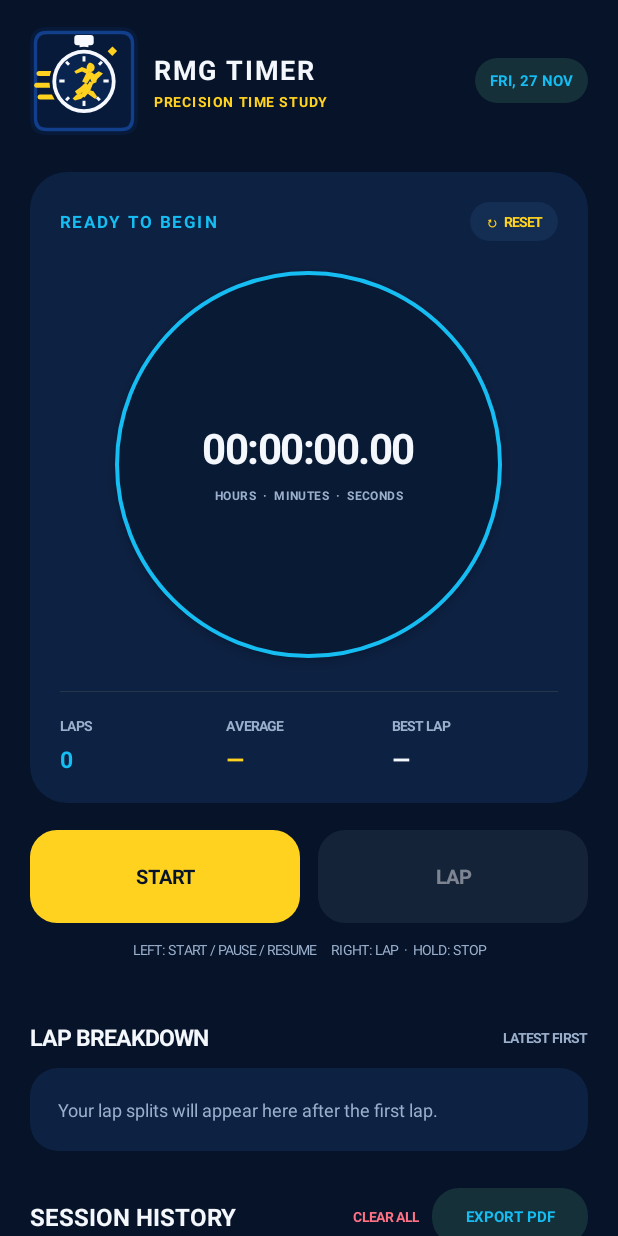
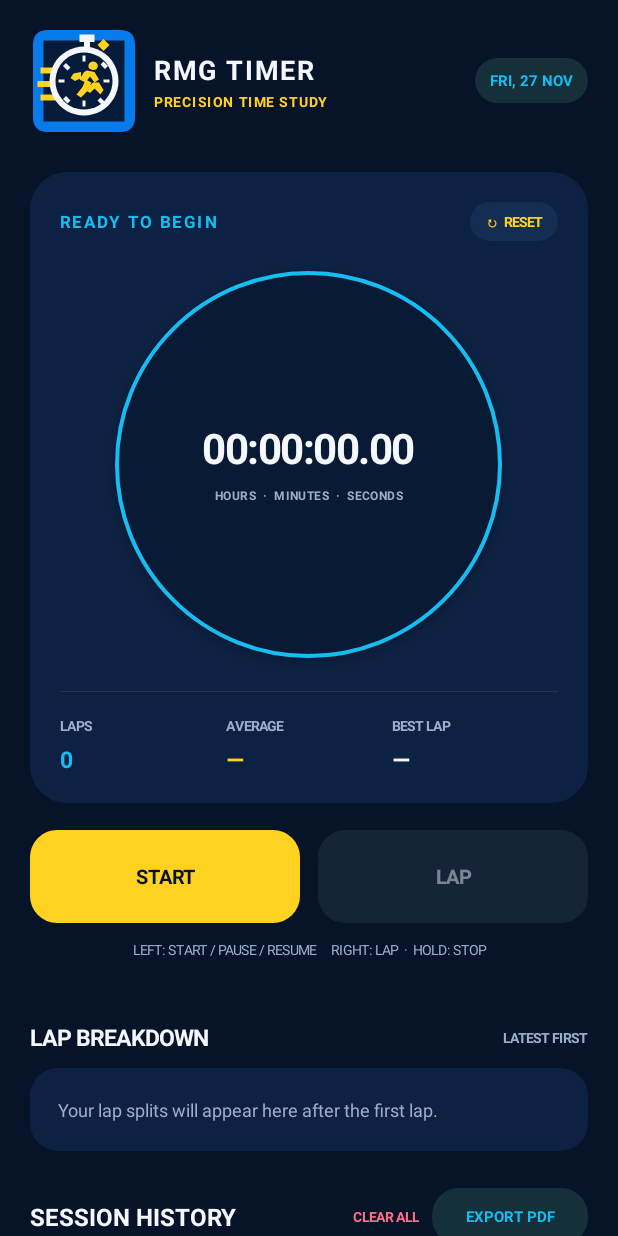
Before and after one commit to safolotatelecom/ChronoFlow, an Android app: the screen it shows after launch (MainActivity), on a phone screen of 412 x 824 dp. Run offline under Robolectric (Android 15) with nearby library versions, the phone set to English and light mode, and no system bars.

Commit message:
Update rmg_logo.xml

```diff
--- a/app/src/main/res/drawable/rmg_logo.xml
+++ b/app/src/main/res/drawable/rmg_logo.xml
@@ -1,42 +1,38 @@
 <vector xmlns:android="http://schemas.android.com/apk/res/android"
-    android:width="96dp"
-    android:height="96dp"
-    android:viewportWidth="512"
-    android:viewportHeight="512">
+    android:width="72dp"
+    android:height="72dp"
+    android:viewportWidth="72"
+    android:viewportHeight="72">
 
-    <!-- Deep navy rounded-square brand tile -->
-    <path android:fillColor="#071A3A" android:pathData="M80,0 L432,0 Q512,0 512,80 L512,432 Q512,512 432,512 L80,512 Q0,512 0,432 L0,80 Q0,0 80,0 Z" />
-    <path android:fillColor="#123F8C" android:pathData="M80,18 L432,18 Q494,18 494,80 L494,432 Q494,494 432,494 L80,494 Q18,494 18,432 L18,80 Q18,18 80,18 Z" />
-    <path android:fillColor="#071A3A" android:pathData="M80,34 L432,34 Q478,34 478,80 L478,432 Q478,478 432,478 L80,478 Q34,478 34,432 L34,80 Q34,34 80,34 Z" />
+    <!-- Rounded blue app mark -->
+    <path
+        android:fillColor="#071D43"
+        android:pathData="M12,2 L60,2 Q70,2 70,12 L70,60 Q70,70 60,70 L12,70 Q2,70 2,60 L2,12 Q2,2 12,2 Z" />
+    <path
+        android:fillColor="#087BEA"
+        android:pathData="M12,2 L60,2 Q70,2 70,12 L70,60 Q70,70 60,70 L12,70 Q2,70 2,60 L2,12 Q2,2 12,2 Z" />
+    <path
+        android:fillColor="#061A3A"
+        android:pathData="M9,9 L63,9 L63,63 L9,63 Z" />
 
-    <!-- Stopwatch crown and top stem -->
-    <path android:fillColor="#F7F9FF" android:pathData="M224,38 L288,38 Q302,38 302,52 L302,72 Q302,86 288,86 L224,86 Q210,86 210,72 L210,52 Q210,38 224,38 Z" />
-    <path android:fillColor="#F7F9FF" android:pathData="M235,78 L277,78 L277,119 L235,119 Z" />
+    <!-- Speed marks -->
+    <path android:fillColor="#FFD21F" android:pathData="M7,27 L19,27 L19,31 L7,31 Z" />
+    <path android:fillColor="#FFD21F" android:pathData="M5,36 L17,36 L17,40 L5,40 Z" />
+    <path android:fillColor="#FFD21F" android:pathData="M7,45 L19,45 L19,49 L7,49 Z" />
 
-    <!-- Speed streaks -->
-    <path android:fillColor="#FFD21F" android:pathData="M44,208 L153,208 L137,232 L44,232 Q31,232 31,220 Q31,208 44,208 Z" />
-    <path android:fillColor="#FFD21F" android:pathData="M32,264 L137,264 L119,288 L32,288 Q20,288 20,276 Q20,264 32,264 Z" />
-    <path android:fillColor="#FFD21F" android:pathData="M48,320 L151,320 L132,344 L48,344 Q36,344 36,332 Q36,320 48,320 Z" />
+    <!-- Stopwatch body and crown -->
+    <path android:fillColor="#F4F7FC" android:pathData="M33,5 L43,5 L43,10 L33,10 Z" />
+    <path android:fillColor="#F4F7FC" android:pathData="M36,9 L40,9 L40,14 L36,14 Z" />
+    <path android:fillColor="#FFD21F" android:pathData="M45,12 L49,8 L53,12 L49,16 Z" />
+    <path android:fillColor="#F4F7FC" android:pathData="M36,13 A23,23 0,1 1,35.99 13 Z" />
+    <path android:fillColor="#061A3A" android:pathData="M36,17 A19,19 0,1 1,35.99 17 Z" />
 
-    <!-- Stopwatch dial -->
-    <path android:fillColor="#071A3A" android:pathData="M256,94 A164,164 0,1 0,256 422 A164,164 0,1 0,256 94 Z" />
-    <path android:fillColor="#F5F8FF" android:pathData="M256,108 A150,150 0,1 0,256 408 A150,150 0,1 0,256 108 Z" />
-    <path android:fillColor="#0A2450" android:pathData="M256,126 A132,132 0,1 0,256 390 A132,132 0,1 0,256 126 Z" />
+    <!-- Clock ticks -->
+    <path android:fillColor="#F4F7FC" android:pathData="M35,19 L37,19 L37,23 L35,23 Z M35,49 L37,49 L37,53 L35,53 Z M19,35 L23,35 L23,37 L19,37 Z M49,35 L53,35 L53,37 L49,37 Z" />
+    <path android:fillColor="#F4F7FC" android:pathData="M24,24 L27,27 L25,29 L22,26 Z M47,47 L50,50 L48,52 L45,49 Z M47,25 L49,23 L52,26 L50,28 Z M22,48 L24,46 L27,49 L25,51 Z" />
 
-    <!-- Hour marks -->
-    <path android:fillColor="#F5F8FF" android:pathData="M249,139 L263,139 L263,164 L249,164 Z M249,350 L263,350 L263,375 L249,375 Z M139,249 L164,249 L164,263 L139,263 Z M348,249 L373,249 L373,263 L348,263 Z" />
-    <path android:fillColor="#F5F8FF" android:pathData="M176,160 L190,174 L180,184 L166,170 Z M322,328 L336,342 L326,352 L312,338 Z M336,160 L346,170 L332,184 L322,174 Z M166,342 L180,328 L190,338 L176,352 Z" />
-
-    <!-- Stylized running figure in gold -->
-    <path android:fillColor="#FFD21F" android:pathData="M281,169 C298,169 309,181 306,197 C303,211 290,218 277,211 C265,204 266,184 276,174 C278,172 279,170 281,169 Z" />
-    <path android:fillColor="#FFD21F" android:pathData="M276,215 C291,211 303,218 306,232 L316,261 L296,270 L285,245 L270,269 L247,258 L263,226 C266,220 270,217 276,215 Z" />
-    <path android:fillColor="#FFD21F" android:pathData="M273,224 L247,211 L218,222 L210,210 L246,190 L283,204 Z" />
-    <path android:fillColor="#FFD21F" android:pathData="M300,228 L326,210 L346,220 L320,245 L310,264 Z" />
-    <path android:fillColor="#FFD21F" android:pathData="M283,257 L300,265 L284,305 L258,334 L239,322 L262,291 Z" />
-    <path android:fillColor="#FFD21F" android:pathData="M262,264 L280,278 L254,308 L224,321 L213,305 L241,285 Z" />
-    <path android:fillColor="#FFD21F" android:pathData="M258,326 L243,340 L213,349 L202,339 L220,321 L239,313 Z" />
-    <path android:fillColor="#FFD21F" android:pathData="M284,300 L301,304 L318,329 L309,341 L289,327 L274,316 Z" />
-
-    <!-- Small gold motion accent -->
-    <path android:fillColor="#FFD21F" android:pathData="M368,115 L391,92 L413,114 L390,137 Z" />
+    <!-- Runner silhouette -->
+    <path
+        android:fillColor="#FFD21F"
+        android:pathData="M42,23 C44,23 46,25 45,27 C44,29 42,29 40,28 C38,27 39,23 42,23 Z M38,29 L43,30 L46,35 L43,37 L40,33 L37,37 L33,35 L36,30 Z M37,35 L41,37 L38,43 L34,47 L31,45 L35,40 Z M42,37 L46,37 L49,42 L47,45 L43,41 L40,44 L37,42 Z M34,34 L30,36 L27,34 L29,31 L34,30 Z" />
 </vector>
```
